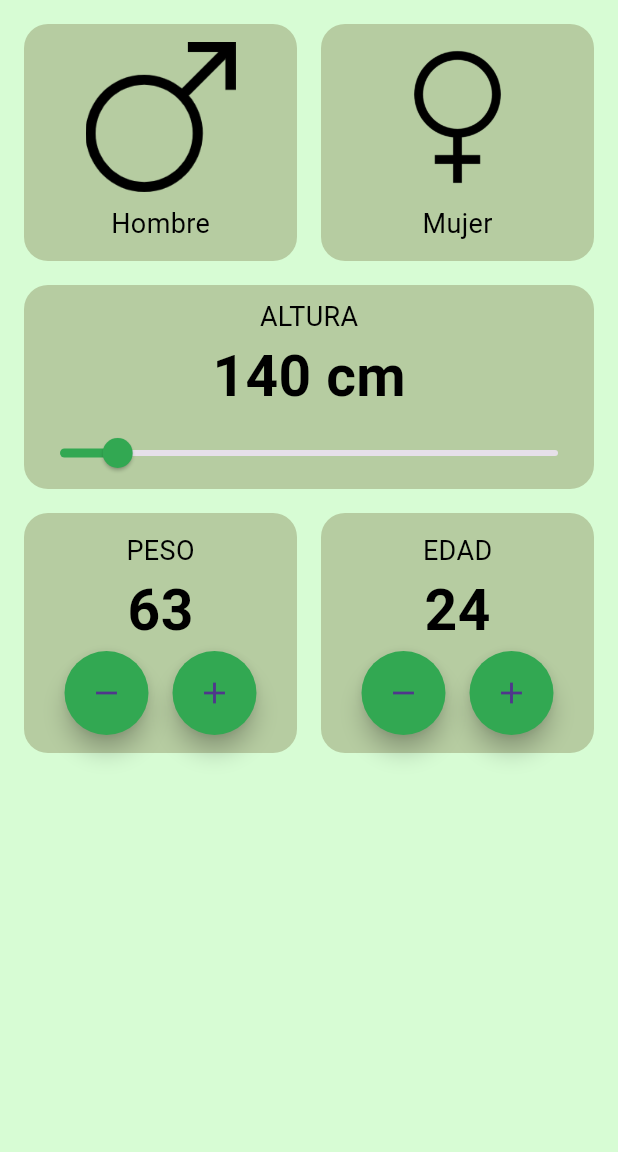
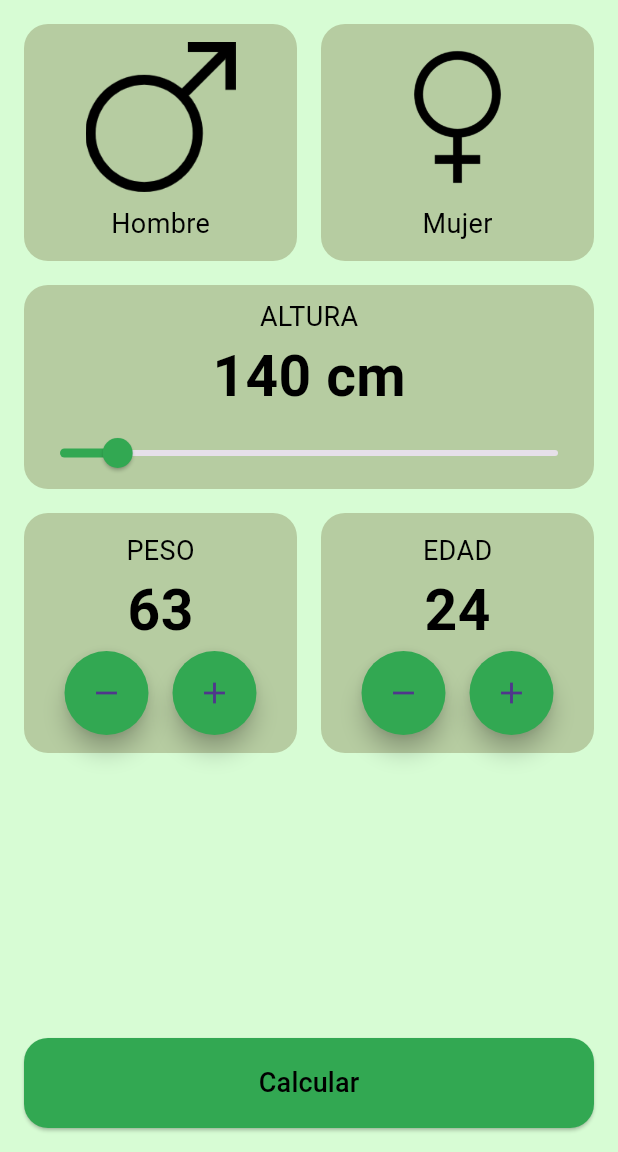
Before and after one commit to CUBOVR/imcCalculator, a Flutter app: the screen it shows after launch, on a phone screen of 412 x 824 dp, the part 84-1236 px from its top. Run offline on Flutter 3.47's test engine with Material 3 defaults, Android fonts, the phone set to English and light mode, and no system bars.

Commit message:
modificación componente selectedHeight

```diff
--- a/lib/components/heightSelector.dart
+++ b/lib/components/heightSelector.dart
@@ -3,14 +3,20 @@ import 'package:imc_calculator/core/app_colors.dart';
 import 'package:imc_calculator/core/text_styles.dart';
 
 class HeightSelector extends StatefulWidget {
-  const HeightSelector({super.key});
+  final double height;
+  final Function(double) onHeightChanged;
+
+  const HeightSelector({
+    super.key,
+    required this.height,
+    required this.onHeightChanged,
+  });
 
   @override
   State<HeightSelector> createState() => _HeightSelectorState();
 }
 
 class _HeightSelectorState extends State<HeightSelector> {
-  double height = 140; // Altura inicial
   @override
   Widget build(BuildContext context) {
     return Padding(
@@ -27,20 +33,18 @@ class _HeightSelectorState extends State<HeightSelector> {
               child: Text("ALTURA", style: TextStyles.bodyText),
             ),
             Text(
-              "${height.toStringAsFixed(0)} cm",
+              "${widget.height.toStringAsFixed(0)} cm",
               style: TextStyles.principalText,
             ),
             Slider(
-              value: height,
+              value: widget.height,
               onChanged: (newHeight) {
-                setState(() {
-                  height = newHeight;
-                });
+                widget.onHeightChanged(newHeight);
               },
               min: 130,
               max: 220,
               divisions: 90,
-              label: "${height.toStringAsFixed(0)} cm",
+              label: "${widget.height.toStringAsFixed(0)} cm",
               activeColor: AppColors.primary,
             ),
           ],
--- a/lib/screens/imc_homeScreen.dart
+++ b/lib/screens/imc_homeScreen.dart
@@ -2,6 +2,8 @@ import 'package:flutter/material.dart';
 import 'package:imc_calculator/components/genderSelector.dart';
 import 'package:imc_calculator/components/heightSelector.dart';
 import 'package:imc_calculator/components/numberSelector.dart';
+import 'package:imc_calculator/core/app_colors.dart';
+import 'package:imc_calculator/core/text_styles.dart';
 
 class ImcHomescreen extends StatefulWidget {
   const ImcHomescreen({super.key});
@@ -13,13 +15,21 @@ class ImcHomescreen extends StatefulWidget {
 class _ImcHomescreenState extends State<ImcHomescreen> {
   int selectedAge = 24;
   int selectedWeight = 63;
+  double selectedHeight = 140;
 
   @override
   Widget build(BuildContext context) {
     return Column(
       children: [
         Genderselector(),
-        HeightSelector(),
+        HeightSelector(
+          height: selectedHeight,
+          onHeightChanged: (newHeight) {
+            setState(() {
+              selectedHeight = newHeight;
+            });
+          },
+        ),
         Padding(
           padding: const EdgeInsets.all(16.0),
           child: Row(
@@ -60,6 +70,26 @@ class _ImcHomescreenState extends State<ImcHomescreen> {
             ],
           ),
         ),
+        Spacer(),
+        Padding(
+          padding: const EdgeInsets.all(16.0),
+          child: SizedBox(
+            height: 60,
+            width: double.infinity,
+            child: ElevatedButton(
+              onPressed: () {},
+              style: ButtonStyle(
+                shape: WidgetStateProperty.all(
+                  RoundedRectangleBorder(
+                    borderRadius: BorderRadius.circular(16),
+                  ),
+                ),
+                backgroundColor: WidgetStateProperty.all(AppColors.primary),
+              ),
+              child: Text("Calcular", style: TextStyles.bodyText),
+            ),
+          ),
+        ),
       ],
     );
   }
```
